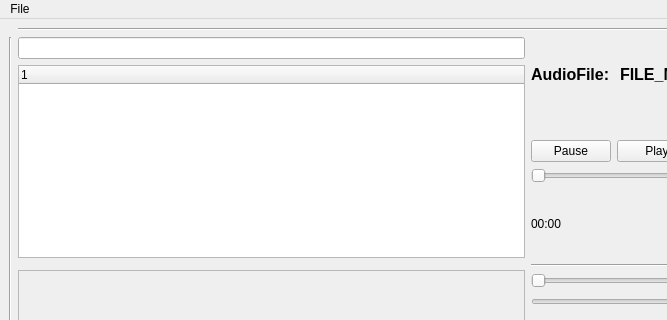
Before: the Qt Designer form mainwindow.ui in scoute/My_QtPlayer, drawn with Qt 5; both pictures show x 0 to 667 and y 0 to 320 of the 1056 by 701 pixel window.
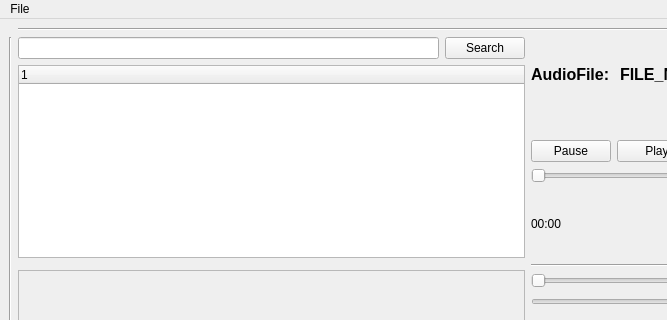
After: the same form once the commit is applied.

Commit message: добавлена строка поиска и кнопка Поиск.

The edit to the form file:
```diff
--- a/mainwindow.ui
+++ b/mainwindow.ui
@@ -247,6 +247,23 @@
         </item>
        </layout>
       </item>
+      <item row="1" column="1">
+       <layout class="QHBoxLayout" name="horizontalLayout_7">
+        <item>
+         <widget class="QLineEdit" name="lineEdit_globalSearch"/>
+        </item>
+        <item>
+         <widget class="QPushButton" name="pushButton_globalSearch">
+          <property name="text">
+           <string>Search</string>
+          </property>
+         </widget>
+        </item>
+       </layout>
+      </item>
+      <item row="5" column="1">
+       <widget class="QTreeView" name="treeView_TagPlaylists"/>
+      </item>
       <item row="2" column="2">
        <layout class="QVBoxLayout" name="verticalLayout_8">
         <item>
@@ -367,9 +384,6 @@
         </item>
        </layout>
       </item>
-      <item row="1" column="1">
-       <widget class="QLineEdit" name="lineEdit_globalSearch"/>
-      </item>
       <item row="0" column="1" colspan="2">
        <widget class="Line" name="line_3">
         <property name="orientation">
```
Left out of the diff: 33 changed lines with no effect on the pictures.
